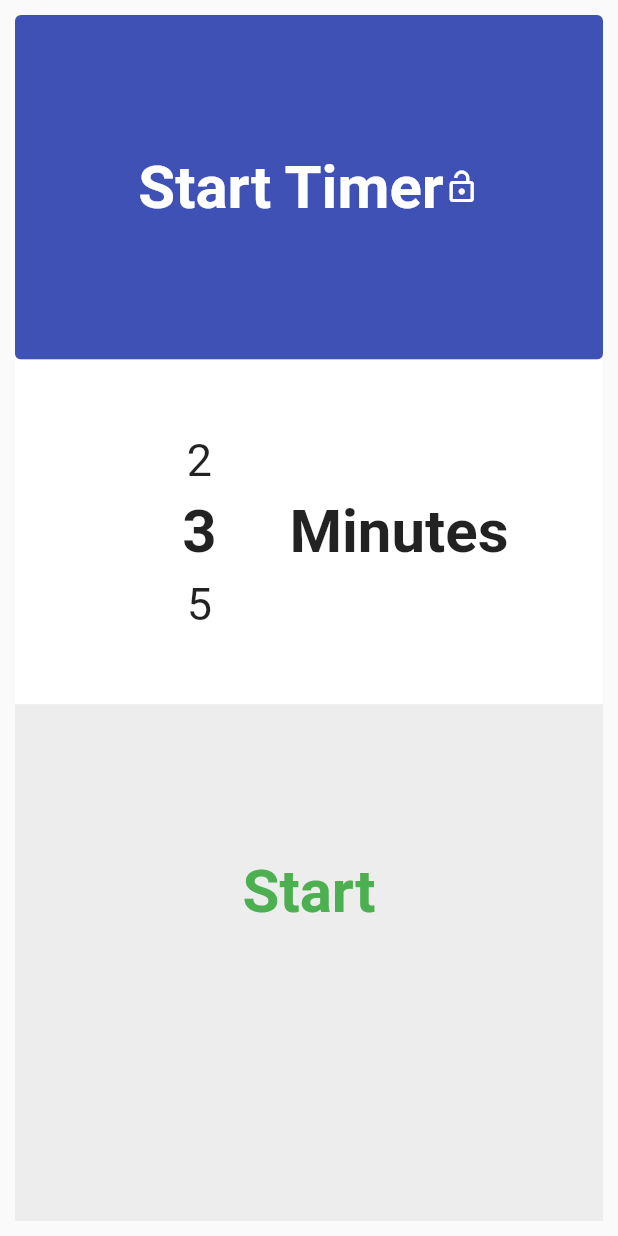
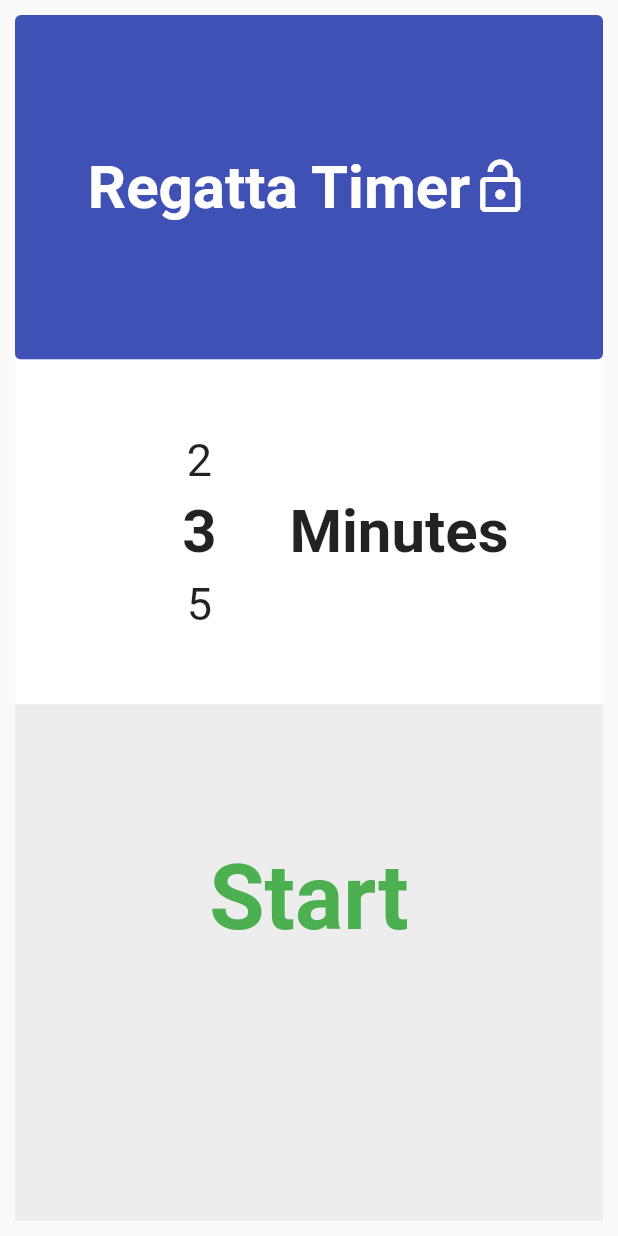
Before and after one commit to masus04/regatta-timer, a Flutter app: the screen it shows after launch, on a phone screen of 412 x 824 dp. Run offline on Flutter 3.47's test engine with Material 2 defaults, Android fonts, the phone set to English and light mode, and no system bars; drawn by our look-alikes of numberpicker; our stand-ins replace flutter_hooks, hooks_riverpod, vibration, wakelock.

Commit message:
Changed text sizes to better fit small resolution screens & removed SafeArea widget in order to render across entire screen

```diff
--- a/lib/constants.dart
+++ b/lib/constants.dart
@@ -2,7 +2,7 @@
 
 // Font sizes for different screen types
 class TextSize {
-  static const double watch = 17;
+  static const double watch = 15;
   static const double other = 40;
 }
 
--- a/lib/views/set_timer_view.dart
+++ b/lib/views/set_timer_view.dart
@@ -44,7 +44,7 @@ class SetTimerView extends HookWidget {
     }
 
     return TimerLayout(
-        title: 'Start Timer',
+        title: 'Regatta Timer',
         body: const _TimeSelector(key: Key('TimerSelector'),),
         button: TimerButton(
           text: 'Start',
--- a/lib/views/timer_view.dart
+++ b/lib/views/timer_view.dart
@@ -47,7 +47,7 @@ class TimerView extends HookWidget {
             style: TextStyle(
                 color: Colors.white,
                 fontSize:
-                    isWatch ? TextSize.watch * 0.5 : TextSize.other * 0.75),
+                    isWatch ? TextSize.watch * 0.75 : TextSize.other * 0.75),
           ),
           onPressed: () {
             pagesNotifier.removeLast();
--- a/lib/views/widgets/timer_layout.dart
+++ b/lib/views/widgets/timer_layout.dart
@@ -95,14 +95,15 @@ class _LayoutHeader extends HookWidget {
               style: TextStyle(
                 color: Colors.white,
                 fontWeight: FontWeight.bold,
-                fontSize: textSize),
+                fontSize: textSize,
+              ),
             ),
             Icon(
               lockProvider.state ? Icons.lock : Icons.lock_open_outlined,
               color: Colors.white,
+              size: textSize,
             ),
-        ]
-      ),
+          ]),
       onPressed: _onLockPressed,
     );
   }
@@ -141,7 +142,7 @@ class TimerButton extends HookWidget {
                   style: TextStyle(
                     color: textColor ?? Theme.of(context).primaryColor,
                     fontWeight: FontWeight.bold,
-                    fontSize: isWatch ? TextSize.watch : TextSize.other,
+                    fontSize: isWatch ? TextSize.watch *1.25 : TextSize.other *1.5,
                   ),
                 ),
                 Spacer(
```
Lines whose indentation alone changed are shown as unchanged.
